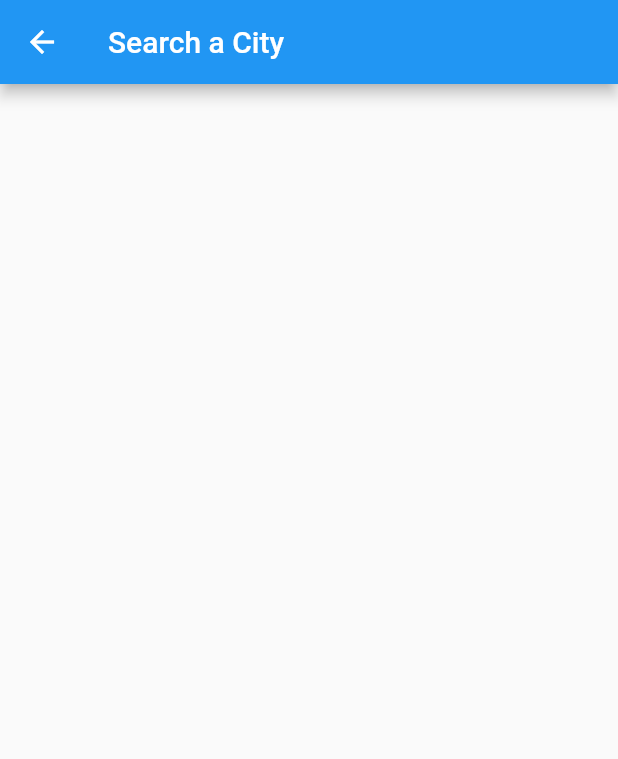
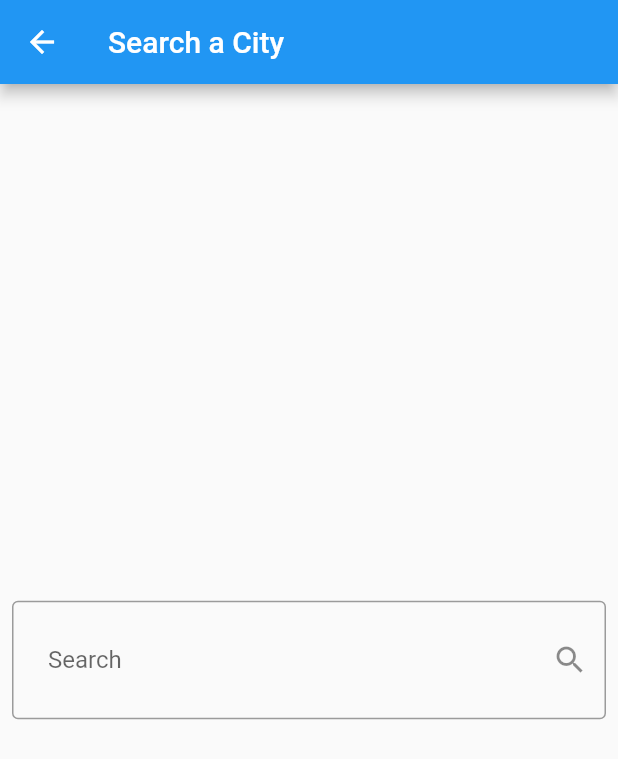
Before and after one commit to Fnmghaithi/weather_app, a Flutter app: the SearchPage screen opened directly, on a phone screen of 412 x 824 dp. Shown: the top 759 px of the screen. Run offline on Flutter 3.47's test engine with Material 2 defaults, Android fonts, the phone set to English and light mode, and no system bars.

Commit message:
Added Search TextField

```diff
--- a/lib/pages/search_page.dart
+++ b/lib/pages/search_page.dart
@@ -9,26 +9,26 @@ class SearchPage extends StatelessWidget {
       appBar: AppBar(
         title: const Text('Search a City'),
       ),
-      // body: Center(
-      //   child: Padding(
-      //     padding: const EdgeInsets.symmetric(horizontal: 8.0),
-      //     child: TextField(
-      //       decoration: const InputDecoration(
-      //         contentPadding: EdgeInsets.symmetric(
-      //           vertical: 30.0,
-      //           horizontal: 24.0,
-      //         ),
-      //         hintText: 'Enter a city',
-      //         border: OutlineInputBorder(),
-      //         suffixIcon: Icon(Icons.search),
-      //         label: Text('Search'),
-      //       ),
-      //       onSubmitted: (value) {
-      //         cityName = value;
-      //       },
-      //     ),
-      //   ),
-      // ),
+      body: Center(
+        child: Padding(
+          padding: const EdgeInsets.symmetric(horizontal: 8.0),
+          child: TextField(
+            decoration: const InputDecoration(
+              contentPadding: EdgeInsets.symmetric(
+                vertical: 30.0,
+                horizontal: 24.0,
+              ),
+              hintText: 'Enter a city',
+              border: OutlineInputBorder(),
+              suffixIcon: Icon(Icons.search),
+              label: Text('Search'),
+            ),
+            onSubmitted: (value) {
+              cityName = value;
+            },
+          ),
+        ),
+      ),
     );
   }
 }
```
